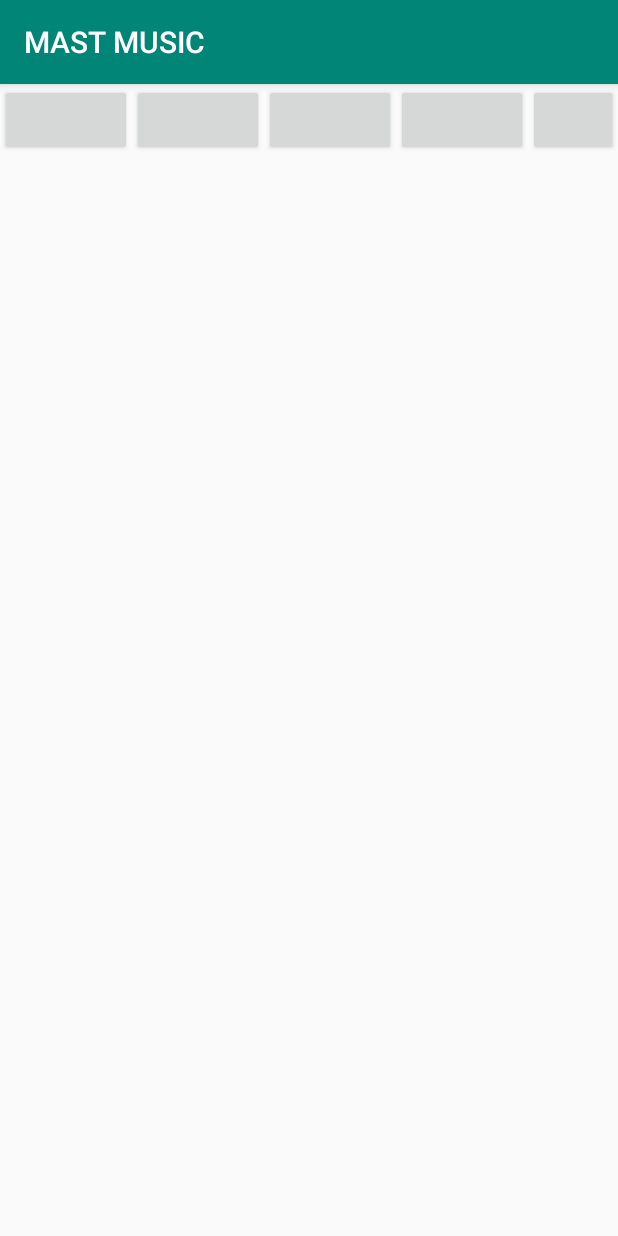
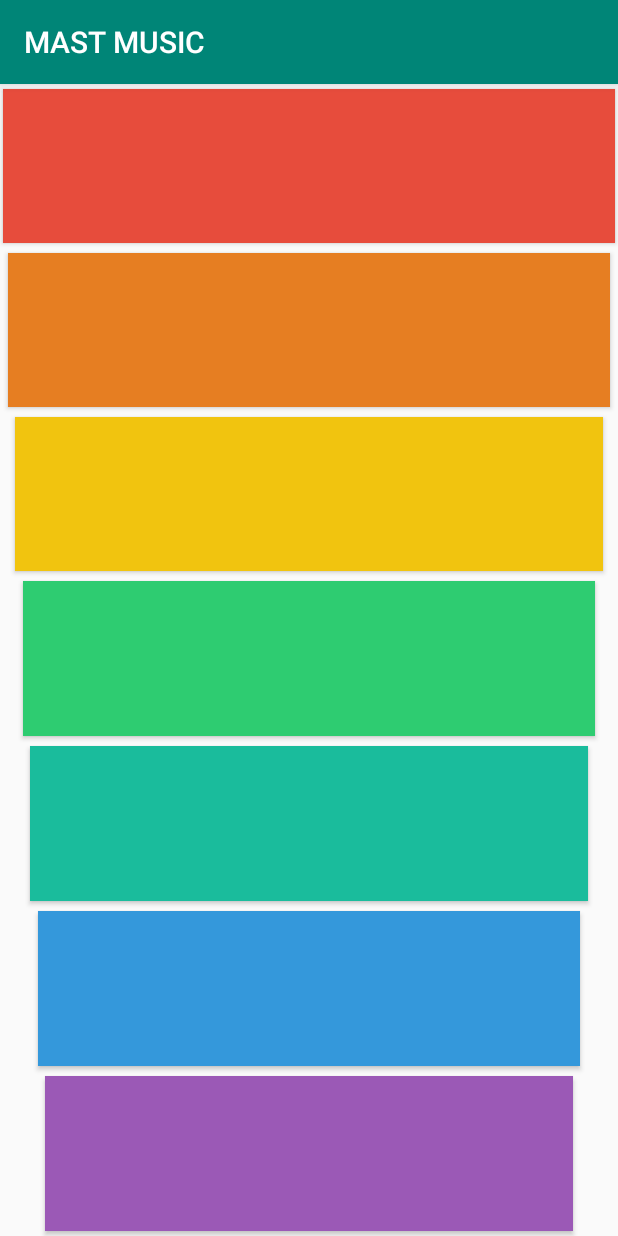
Before and after one commit to SOUHARDYAADHIKARY1999/musical-_instruments, an Android app: the screen it shows after launch (MainActivity), on a phone screen of 412 x 824 dp. Run offline under Robolectric (Android 15) with nearby library versions, the phone set to English and light mode, and no system bars.

Commit message:
raw file uploaded

```diff
--- a/app/src/main/res/layout/activity_main.xml
+++ b/app/src/main/res/layout/activity_main.xml
@@ -4,35 +4,64 @@
     xmlns:tools="http://schemas.android.com/tools"
     android:layout_width="match_parent"
     android:layout_height="match_parent"
-    tools:context=".MainActivity">
+    tools:context=".MainActivity"
+    android:orientation="vertical">
 
     <Button
-        android:layout_width="wrap_content"
+        style="@style/KeyStyle"
+        android:layout_width="match_parent"
         android:layout_height="wrap_content"
-        android:id="@+id/c_key"/>
+        android:id="@+id/c_key"
+        android:background="@color/red"
+        android:layout_marginRight="2dp"
+        android:layout_marginLeft="2dp"/>
     <Button
-        android:layout_width="wrap_content"
+        style="@style/KeyStyle"
+        android:layout_width="match_parent"
         android:layout_height="wrap_content"
-        android:id="@+id/d_key"/>
+        android:id="@+id/d_key"
+        android:background="@color/orange"
+        android:layout_marginLeft="5dp"
+        android:layout_marginRight="5dp"/>
     <Button
-        android:layout_width="wrap_content"
+        style="@style/KeyStyle"
+        android:layout_width="match_parent"
         android:layout_height="wrap_content"
-        android:id="@+id/e_key"/>
+        android:id="@+id/e_key"
+        android:background="@color/yellow"
+        android:layout_marginLeft="10dp"
+        android:layout_marginRight="10dp"/>
     <Button
-        android:layout_width="wrap_content"
+        style="@style/KeyStyle"
+        android:layout_width="match_parent"
         android:layout_height="wrap_content"
-        android:id="@+id/f_key"/>
+        android:id="@+id/f_key"
+        android:background="@color/green"
+        android:layout_marginLeft="15dp"
+        android:layout_marginRight="15dp"/>
     <Button
-        android:layout_width="wrap_content"
+        style="@style/KeyStyle"
+        android:layout_width="match_parent"
         android:layout_height="wrap_content"
-        android:id="@+id/g_key"/>
+        android:id="@+id/g_key"
+        android:background="@color/turquoise"
+        android:layout_marginLeft="20dp"
+        android:layout_marginRight="20dp"/>
     <Button
-        android:layout_width="wrap_content"
+        style="@style/KeyStyle"
+        android:layout_width="match_parent"
         android:layout_height="wrap_content"
-        android:id="@+id/a_key"/>
+        android:id="@+id/a_key"
+        android:background="@color/blue"
+        android:layout_marginLeft="25dp"
+        android:layout_marginRight="25dp"/>
     <Button
-        android:layout_width="wrap_content"
+        style="@style/KeyStyle"
+        android:layout_width="match_parent"
         android:layout_height="wrap_content"
-        android:id="@+id/b_key"/>
+        android:id="@+id/b_key"
+        android:background="@color/purple"
+        android:layout_marginLeft="30dp"
+        android:layout_marginRight="30dp"/>
 
 </LinearLayout>
--- a/app/src/main/res/values/colors.xml
+++ b/app/src/main/res/values/colors.xml
@@ -3,6 +3,8 @@
     <color name="colorPrimary">#008577</color>
     <color name="colorPrimaryDark">#00574B</color>
     <color name="colorAccent">#D81B60</color>
+
+
     <color name="red">#e74c3c</color>
     <color name="orange">#e67e22</color>
     <color name="yellow">#f1c40f</color>
--- a/app/src/main/res/values/styles.xml
+++ b/app/src/main/res/values/styles.xml
@@ -8,4 +8,10 @@
         <item name="colorAccent">@color/colorAccent</item>
     </style>
 
+    <style name="KeyStyle">
+        <item name="android:layout_weight">1</item>
+        <item name="android:layout_marginTop">3dp</item>
+        <item name="android:layout_marginBottom">3dp</item>
+    </style>
+
 </resources>
```
Also changed, not shown: 7 other files.
